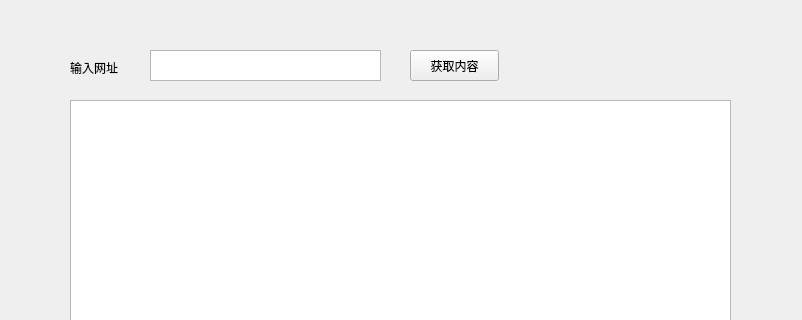
Qt form mainwindow.ui (CuteWans/NovelSpider) before a commit; both pictures show x 0 to 802 and y 0 to 320 of the 802 by 874 pixel window.
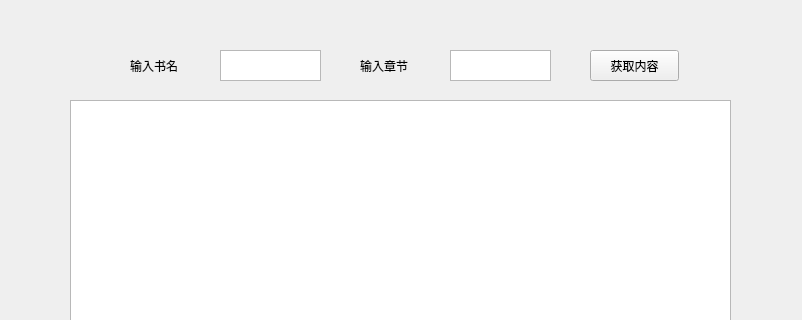
The same form after that commit.

Commit message: v3.2.5 更新输入书名与章节就能获取文章正文的功能 bug待修改

Diff of the .ui file:
```diff
--- a/mainwindow.ui
+++ b/mainwindow.ui
@@ -17,9 +17,9 @@
    <widget class="QTextEdit" name="textEdit">
     <property name="geometry">
      <rect>
-      <x>150</x>
+      <x>220</x>
       <y>50</y>
-      <width>231</width>
+      <width>101</width>
       <height>31</height>
      </rect>
     </property>
@@ -27,14 +27,14 @@
    <widget class="QLabel" name="label">
     <property name="geometry">
      <rect>
-      <x>70</x>
-      <y>60</y>
-      <width>71</width>
-      <height>16</height>
+      <x>130</x>
+      <y>50</y>
+      <width>61</width>
+      <height>31</height>
      </rect>
     </property>
     <property name="text">
-     <string>输入网址</string>
+     <string>输入书名</string>
     </property>
    </widget>
    <widget class="QTextBrowser" name="textBrowser">
@@ -50,7 +50,7 @@
    <widget class="QPushButton" name="pushButton">
     <property name="geometry">
      <rect>
-      <x>410</x>
+      <x>590</x>
       <y>50</y>
       <width>89</width>
       <height>31</height>
@@ -86,6 +86,29 @@
      <string>下一章</string>
     </property>
    </widget>
+   <widget class="QLabel" name="label_2">
+    <property name="geometry">
+     <rect>
+      <x>360</x>
+      <y>50</y>
+      <width>71</width>
+      <height>31</height>
+     </rect>
+    </property>
+    <property name="text">
+     <string>输入章节</string>
+    </property>
+   </widget>
+   <widget class="QTextEdit" name="textEdit_2">
+    <property name="geometry">
+     <rect>
+      <x>450</x>
+      <y>50</y>
+      <width>101</width>
+      <height>31</height>
+     </rect>
+    </property>
+   </widget>
   </widget>
   <widget class="QMenuBar" name="menubar">
    <property name="geometry">
```
The commit also changes 3 other files.
